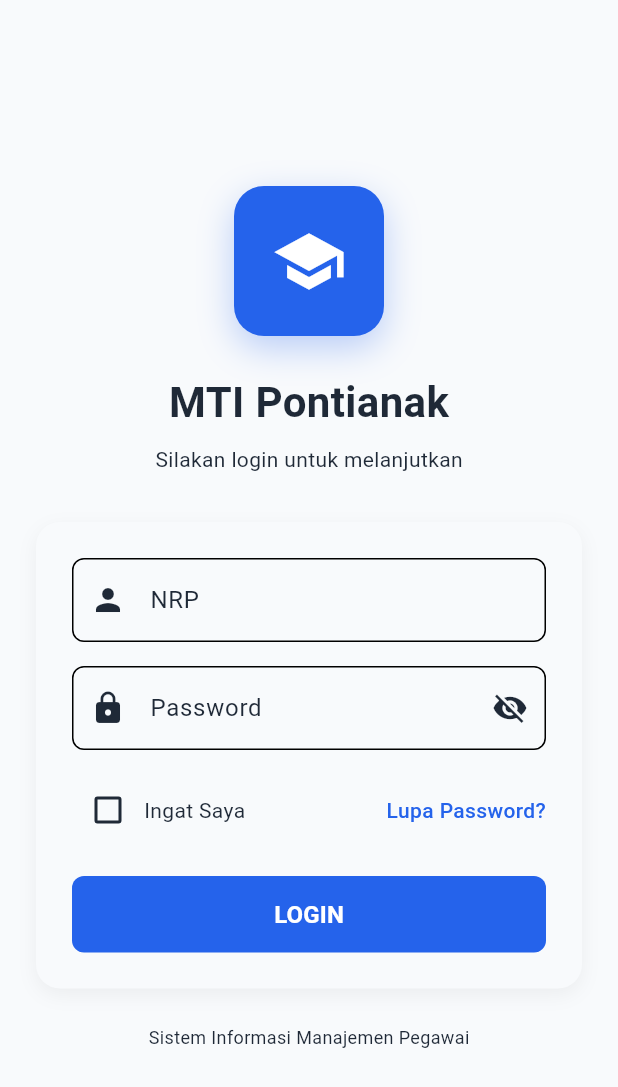
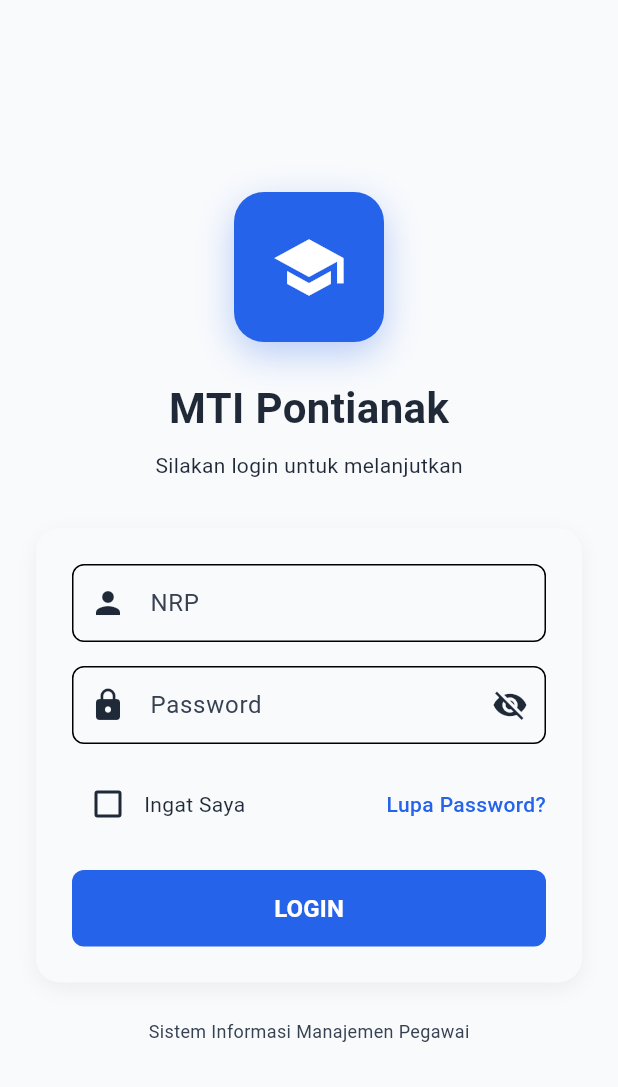
Before and after one commit to levanza1358/mti_pontianak, a Flutter app: the screen it shows after launch, on a phone screen of 412 x 824 dp. Shown: the top 1087 px of the screen. Run offline on Flutter 3.47's test engine with Material 3 defaults, Android fonts, the phone set to English and light mode, and no system bars; our stand-ins replace get, package_info_plus, pdf, printing, share_plus, shared_preferences and 3 more; accounts and stored records are empty.

```diff
--- a/lib/main.dart
+++ b/lib/main.dart
@@ -70,8 +70,56 @@ class MyApp extends StatelessWidget {
       scaffoldBackgroundColor: const Color(0xFFF8FAFC),
       appBarTheme: _buildAppBarTheme(),
       cardTheme: _buildCardTheme(),
-
       elevatedButtonTheme: _buildElevatedButtonTheme(),
+      iconTheme: const IconThemeData(color: Color(0xFF64748B)),
+      hintColor: const Color(0xFF6B7280),
+      textTheme: const TextTheme(
+        displayLarge: TextStyle(color: Color(0xFF1F2937)),
+        displayMedium: TextStyle(color: Color(0xFF1F2937)),
+        displaySmall: TextStyle(color: Color(0xFF1F2937)),
+        headlineLarge: TextStyle(color: Color(0xFF1F2937)),
+        headlineMedium: TextStyle(color: Color(0xFF1F2937)),
+        headlineSmall: TextStyle(color: Color(0xFF1F2937)),
+        titleLarge: TextStyle(color: Color(0xFF111827), fontWeight: FontWeight.w700),
+        titleMedium: TextStyle(color: Color(0xFF111827), fontWeight: FontWeight.w600),
+        titleSmall: TextStyle(color: Color(0xFF111827), fontWeight: FontWeight.w600),
+        bodyLarge: TextStyle(color: Color(0xFF1F2937)),
+        bodyMedium: TextStyle(color: Color(0xFF1F2937)),
+        bodySmall: TextStyle(color: Color(0xFF374151)),
+        labelLarge: TextStyle(color: Colors.white),
+        labelMedium: TextStyle(color: Color(0xFF1F2937)),
+        labelSmall: TextStyle(color: Color(0xFF1F2937)),
+      ),
+      inputDecorationTheme: InputDecorationTheme(
+        hintStyle: const TextStyle(color: Color(0xFF6B7280)),
+        labelStyle: const TextStyle(color: Color(0xFF374151)),
+        filled: true,
+        fillColor: Colors.white,
+        border: OutlineInputBorder(
+          borderRadius: BorderRadius.circular(12),
+          borderSide: const BorderSide(color: Color(0xFFE5E7EB)),
+        ),
+        enabledBorder: OutlineInputBorder(
+          borderRadius: BorderRadius.circular(12),
+          borderSide: const BorderSide(color: Color(0xFFE5E7EB)),
+        ),
+        focusedBorder: OutlineInputBorder(
+          borderRadius: BorderRadius.circular(12),
+          borderSide: const BorderSide(color: Color(0xFF2563EB), width: 2),
+        ),
+        errorBorder: OutlineInputBorder(
+          borderRadius: BorderRadius.circular(12),
+          borderSide: const BorderSide(color: Color(0xFFEF4444)),
+        ),
+        contentPadding: const EdgeInsets.symmetric(horizontal: 16, vertical: 14),
+        prefixIconColor: const Color(0xFF64748B),
+        suffixIconColor: const Color(0xFF64748B),
+      ),
+      listTileTheme: const ListTileThemeData(
+        iconColor: Color(0xFF64748B),
+        textColor: Color(0xFF2D3748),
+        subtitleTextStyle: TextStyle(color: Color(0xFF718096), fontSize: 12),
+      ),
     );
   }
 
--- a/pubspec.yaml
+++ b/pubspec.yaml
@@ -60,7 +60,6 @@ dependencies:
   share_plus: ^10.1.2
   package_info_plus: ^8.0.0
   url_launcher: ^6.3.0
-  ota_update: ^4.0.1
   intl: ^0.20.2
 
 
```
Also changed, not shown: lib/controller/edit_data_controller.dart (+26 -1 lines), lib/controller/update_checker_controller.dart (+7 -47 lines), lib/page/edit_data_page.dart (+23 -16 lines), tool/sync_version.dart (added, +91 -0 lines), pubspec.lock, 2 other files.
